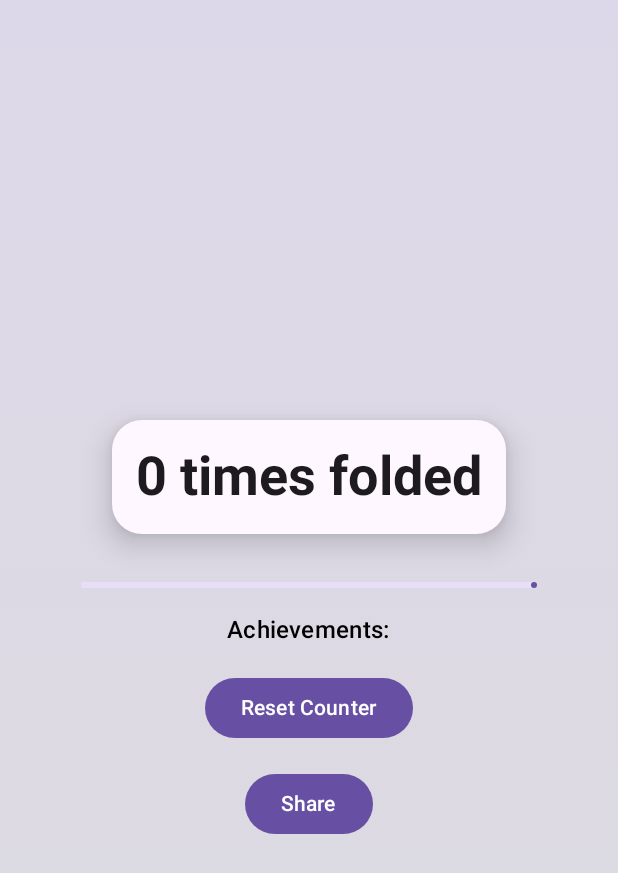
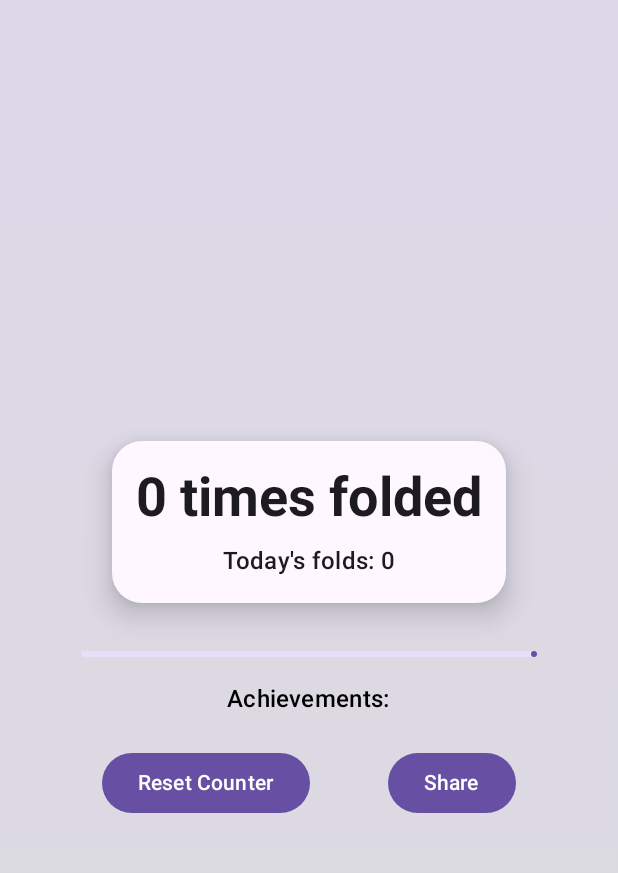
Before and after one commit to Veekshithkadaveru/FoldTracker, an Android app built with Jetpack Compose: the screen it shows after launch (MainActivity), after a tap on "Reset Counter", on a phone screen of 412 x 824 dp. Shown: the top 873 px of the screen. Run offline under Robolectric (Android 15) with nearby library versions, the phone set to English and light mode, and no system bars; our stand-ins replace Dagger/Hilt's generated code.

Commit message:
Add daily fold counts made by user

```diff
--- a/app/build.gradle.kts
+++ b/app/build.gradle.kts
@@ -3,6 +3,7 @@ plugins {
     alias(libs.plugins.jetbrainsKotlinAndroid)
     id("kotlin-kapt")
     id("dagger.hilt.android.plugin")
+   // id("org.jetbrains.kotlin.plugin.serialization")
 }
 
 android {
@@ -62,7 +63,7 @@ dependencies {
     implementation(libs.androidx.ui.tooling.preview)
     implementation(libs.androidx.material3)
 
-    implementation("androidx.datastore:datastore-preferences:1.1.1")
+    implementation("androidx.datastore:datastore-preferences:1.1.2")
     implementation("androidx.lifecycle:lifecycle-viewmodel:2.8.7")
     implementation(libs.androidx.navigation.compose)
 
@@ -71,6 +72,7 @@ dependencies {
     kapt("com.google.dagger:hilt-android-compiler:2.51.1")
     kapt("androidx.hilt:hilt-compiler:1.2.0")
     implementation("androidx.hilt:hilt-navigation-compose:1.2.0")
+    implementation("org.jetbrains.kotlinx:kotlinx-serialization-json:1.6.0")
 
 
     testImplementation(libs.junit)
--- a/app/src/main/java/com/example/foldtracker/datastore/DataStoreKeys.kt
+++ b/app/src/main/java/com/example/foldtracker/datastore/DataStoreKeys.kt
@@ -5,6 +5,6 @@ import androidx.datastore.preferences.core.stringPreferencesKey
 
 object DataStoreKeys {
     val COUNTER_KEY = intPreferencesKey("counter_key")
-    val DAILY_COUNT_KEY = intPreferencesKey("daily_count_key")
+    val DAILY_COUNT_KEY = stringPreferencesKey("daily_count_key")
     val LAST_UPDATED_DATE_KEY = stringPreferencesKey("last_updated_date_key")
 }
--- a/app/src/main/java/com/example/foldtracker/repository/CounterRepository.kt
+++ b/app/src/main/java/com/example/foldtracker/repository/CounterRepository.kt
@@ -1,40 +1,45 @@
 package com.example.foldtracker.repository
 
 import androidx.datastore.core.DataStore
-import androidx.datastore.core.IOException
 import androidx.datastore.preferences.core.Preferences
-import androidx.datastore.preferences.core.booleanPreferencesKey
 import androidx.datastore.preferences.core.edit
-import androidx.datastore.preferences.core.emptyPreferences
-import androidx.datastore.preferences.core.intPreferencesKey
-import androidx.datastore.preferences.core.stringPreferencesKey
-import kotlinx.coroutines.flow.Flow
-import kotlinx.coroutines.flow.catch
+import com.example.foldtracker.datastore.DataStoreKeys.COUNTER_KEY
+import com.example.foldtracker.datastore.DataStoreKeys.DAILY_COUNT_KEY
 import kotlinx.coroutines.flow.first
 import kotlinx.coroutines.flow.map
+import kotlinx.serialization.json.Json
 import javax.inject.Inject
+import kotlinx.serialization.builtins.MapSerializer
+import kotlinx.serialization.builtins.serializer
+import kotlinx.serialization.encodeToString
 
 class CounterRepository @Inject constructor(
     private val dataStore: DataStore<Preferences>
 ) {
-
-    companion object {
-        val COUNTER_KEY = intPreferencesKey("counter_key")
-        val THEME_KEY = booleanPreferencesKey("theme_key")
+    suspend fun getCounter(): Int {
+        return dataStore.data.map { it[COUNTER_KEY] ?: 0 }.first()
     }
 
-    // Fetch the current counter value
-    suspend fun getCounter(): Int {
+    suspend fun updateCounter(newValue: Int) {
+        dataStore.edit { it[COUNTER_KEY] = newValue }
+    }
+
+    suspend fun getDailyCount(date: String): Int {
         return dataStore.data.map { preferences ->
-            preferences[COUNTER_KEY] ?: 0
+            val dailyCountsMap = preferences[DAILY_COUNT_KEY]?.let { json ->
+                Json.decodeFromString<Map<String, Int>>(json)
+            } ?: emptyMap()
+            dailyCountsMap[date] ?: 0
         }.first()
     }
 
-    // Update the counter value
-    suspend fun updateCounter(newValue: Int) {
+    suspend fun updateDailyCount(date: String, newValue: Int) {
         dataStore.edit { preferences ->
-            preferences[COUNTER_KEY] = newValue
+            val dailyCountsMap = preferences[DAILY_COUNT_KEY]?.let { json ->
+                Json.decodeFromString<Map<String, Int>>(json)
+            } ?: emptyMap()
+            val updatedMap = dailyCountsMap.toMutableMap().apply { put(date, newValue) }
+            preferences[DAILY_COUNT_KEY] = Json.encodeToString(updatedMap)
         }
     }
-
 }
--- a/app/src/main/java/com/example/foldtracker/ui/CounterScreen.kt
+++ b/app/src/main/java/com/example/foldtracker/ui/CounterScreen.kt
@@ -32,7 +32,7 @@ import com.example.foldtracker.viewmodel.CounterViewModel
 @Composable
 fun CounterScreen(viewModel: CounterViewModel) {
     val counter by viewModel.counter.collectAsState()
-    val isDarkTheme by viewModel.isDarkTheme.collectAsState()
+    val dailyFolds by viewModel.dailyFolds.collectAsState()
     val achievements by viewModel.achievements.collectAsState()
 
     val nextMilestone = if (counter == 0) 50 else ((counter / 50) + 1) * 50
@@ -51,36 +51,40 @@ fun CounterScreen(viewModel: CounterViewModel) {
             )
             .padding(16.dp)
     ) {
-
         Column(
             modifier = Modifier.fillMaxSize(),
             verticalArrangement = Arrangement.Center,
             horizontalAlignment = Alignment.CenterHorizontally
         ) {
-
             AnimatedContent(targetState = counter) { targetCounter ->
                 Card(
-                    modifier = Modifier
-                        .wrapContentSize()
-                        .padding(16.dp),
+                    modifier = Modifier.wrapContentSize().padding(16.dp),
                     colors = CardDefaults.cardColors(MaterialTheme.colorScheme.surface),
                     shape = RoundedCornerShape(20.dp),
                     elevation = CardDefaults.cardElevation(12.dp)
                 ) {
+                    Column(
+                        modifier = Modifier.padding(16.dp),
+                        horizontalAlignment = Alignment.CenterHorizontally
+                    ) {
                         Text(
-                        modifier = Modifier.padding(16.dp),
                             text = "$targetCounter times folded",
                             style = MaterialTheme.typography.displaySmall,
                             fontWeight = FontWeight.Bold
                         )
+                        Text(
+                            text = "Today's folds: $dailyFolds", // ✅ Show daily count
+                            style = MaterialTheme.typography.titleMedium,
+                            fontWeight = FontWeight.Medium,
+                            modifier = Modifier.padding(top = 8.dp)
+                        )
+                    }
                 }
             }
 
             LinearProgressIndicator(
-                progress = progress.coerceIn(0f, 1f), // Ensure progress is between 0 and 1
-                modifier = Modifier
-                    .fillMaxWidth(0.8f)
-                    .padding(top = 16.dp),
+                progress = progress.coerceIn(0f, 1f),
+                modifier = Modifier.fillMaxWidth(0.8f).padding(top = 16.dp),
                 color = MaterialTheme.colorScheme.primary
             )
 
@@ -89,6 +93,7 @@ fun CounterScreen(viewModel: CounterViewModel) {
                 style = MaterialTheme.typography.titleMedium,
                 modifier = Modifier.padding(top = 16.dp)
             )
+
             achievements.forEach { achievement ->
                 Text(
                     text = "\u2022 $achievement",
@@ -97,34 +102,29 @@ fun CounterScreen(viewModel: CounterViewModel) {
                 )
             }
 
-            // Reset and toggle buttons
             Row(
-                modifier = Modifier
-                    .fillMaxWidth()
-                    .padding(top = 16.dp),
-                horizontalArrangement = Arrangement.SpaceEvenly
+                modifier = Modifier.fillMaxWidth().padding(top = 20.dp),
+                horizontalArrangement = Arrangement.SpaceEvenly,
             ) {
                 Button(onClick = { viewModel.resetCounter() }) {
                     Text("Reset Counter")
                 }
 
-            }
-
-
                 val context = LocalContext.current
                 Button(
                     onClick = {
-                    val shareText = "I've opened my foldable device $counter times! Can you beat that?"
+                        val shareText =
+                            "I've opened my foldable device $counter times! Can you beat that?"
                         val intent = Intent(Intent.ACTION_SEND).apply {
                             type = "text/plain"
                             putExtra(Intent.EXTRA_TEXT, shareText)
                         }
                         context.startActivity(Intent.createChooser(intent, "Share your fold count"))
-                },
-                modifier = Modifier.padding(top = 16.dp)
+                    }
                 ) {
                     Text("Share")
                 }
             }
         }
     }
+}
--- a/app/src/main/java/com/example/foldtracker/viewmodel/CounterViewModel.kt
+++ b/app/src/main/java/com/example/foldtracker/viewmodel/CounterViewModel.kt
@@ -7,6 +7,7 @@ import dagger.hilt.android.lifecycle.HiltViewModel
 import kotlinx.coroutines.flow.MutableStateFlow
 import kotlinx.coroutines.flow.StateFlow
 import kotlinx.coroutines.launch
+import java.time.LocalDate
 import javax.inject.Inject
 
 @HiltViewModel
@@ -14,27 +15,24 @@ class CounterViewModel @Inject constructor(
     private val repository: CounterRepository
 ) : ViewModel() {
 
-    // Counter state
     private val _counter = MutableStateFlow(0)
     val counter: StateFlow<Int> = _counter
 
-    // Dark theme toggle
-    private val _isDarkTheme = MutableStateFlow(false)
-    val isDarkTheme: StateFlow<Boolean> = _isDarkTheme
+    private val _dailyFolds = MutableStateFlow(0)
+    val dailyFolds: StateFlow<Int> = _dailyFolds
 
-    // Achievements
     private val _achievements = MutableStateFlow<List<String>>(emptyList())
     val achievements: StateFlow<List<String>> = _achievements
 
-    // Progress to next achievement
     private val _progressToNextAchievement = MutableStateFlow(0f)
     val progressToNextAchievement: StateFlow<Float> = _progressToNextAchievement
 
+    private val today: String = LocalDate.now().toString()
+
     init {
         viewModelScope.launch {
-
             _counter.value = repository.getCounter()
-
+            _dailyFolds.value = repository.getDailyCount(today)
             updateAchievementsAndProgress(_counter.value)
         }
     }
@@ -42,8 +40,14 @@ class CounterViewModel @Inject constructor(
     fun incrementCounter() {
         viewModelScope.launch {
             val newCounter = _counter.value + 1
+            val newDailyCount = _dailyFolds.value + 1
+
             _counter.value = newCounter
+            _dailyFolds.value = newDailyCount
+
             repository.updateCounter(newCounter)
+            repository.updateDailyCount(today, newDailyCount)
+
             updateAchievementsAndProgress(newCounter)
         }
     }
@@ -51,22 +55,20 @@ class CounterViewModel @Inject constructor(
     fun resetCounter() {
         viewModelScope.launch {
             _counter.value = 0
+            _dailyFolds.value = 0
             repository.updateCounter(0)
+            repository.updateDailyCount(today, 0)
             updateAchievementsAndProgress(0)
         }
     }
 
-
     private fun updateAchievementsAndProgress(count: Int) {
         val newAchievements = mutableListOf<String>()
-
-
         val milestones = listOf(10, 50, 100, 500)
 
         milestones.forEach { milestone ->
             if (count >= milestone) newAchievements.add("Unlocked $milestone folds!")
         }
-
 
         _achievements.value = newAchievements
 
```
Lines whose indentation alone changed are shown as unchanged.
